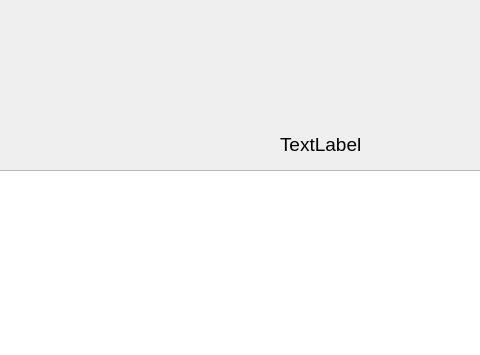
Qt form Blackholehospital/casedialog.ui (Pelix05/Blackholehospital) before a commit; both pictures show x 735 to 1215 and y 0 to 355 of the 1550 by 550 pixel window.
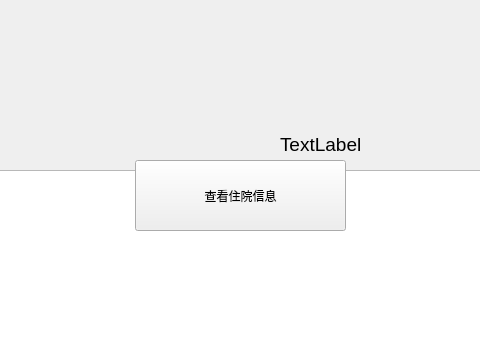
The same form after that commit.

Commit message: add editprofile,healthyselfcheck,hospitalization,medicinesearch,patientinfo, recharge,personalinfo,

What changed in the file:
```diff
--- a/Blackholehospital/casedialog.ui
+++ b/Blackholehospital/casedialog.ui
@@ -95,6 +95,19 @@
     </item>
    </layout>
   </widget>
+  <widget class="QPushButton" name="hospitalization">
+   <property name="geometry">
+    <rect>
+     <x>870</x>
+     <y>160</y>
+     <width>211</width>
+     <height>71</height>
+    </rect>
+   </property>
+   <property name="text">
+    <string>查看住院信息</string>
+   </property>
+  </widget>
  </widget>
  <resources/>
  <connections/>
```
The commit also changes 25 other files.
